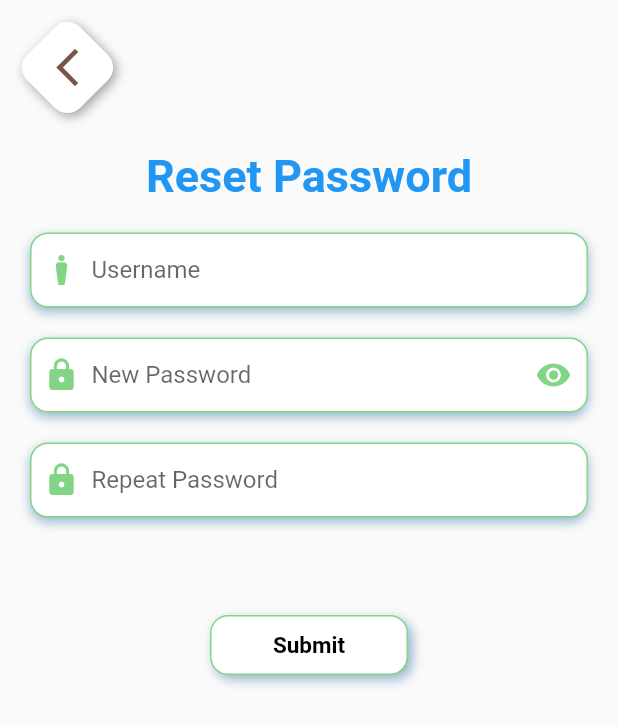
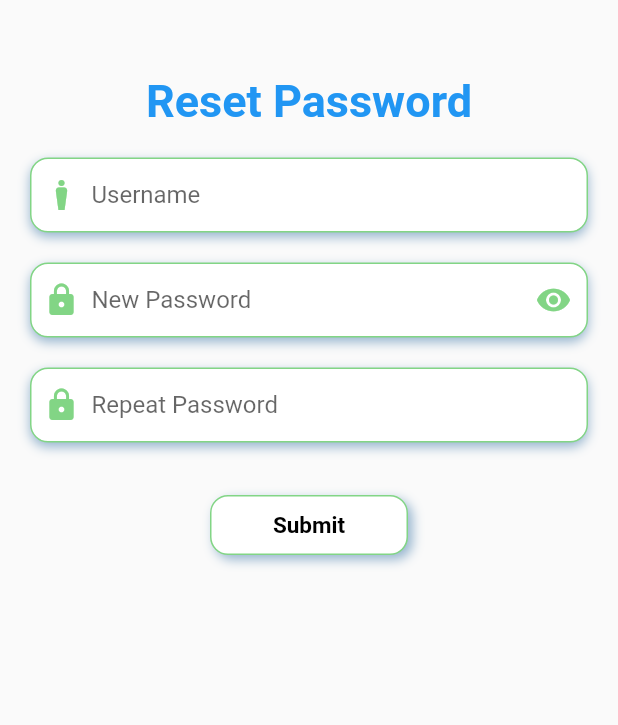
Before and after one commit to thaihoc123/Flutter_Final_ToDoApp, a Flutter app: the ResetPassPage screen opened directly, on a phone screen of 412 x 824 dp. Shown: the top 725 px of the screen. Run offline on Flutter 3.47's test engine with Material 2 defaults, Android fonts, the phone set to English and light mode, and no system bars; our stand-ins replace curved_navigation_bar, image_picker, shared_preferences; missing offline and left inert: email_otp; accounts and stored records are empty.

Commit message:
Update reset_pass_page.dart

```diff
--- a/lib/pages/reset_pass_page.dart
+++ b/lib/pages/reset_pass_page.dart
@@ -62,18 +62,12 @@ class _ResetPassPageState extends State<ResetPassPage> {
         return true;
       },
       child: Scaffold(
-          appBar: CustomAppBar(
-            showAvatar: false,
-            leftPressed: () {
-              Navigator.pop(context);
-            },
-            title: '',
-          ),
           body: Stack(
         children: [
           Positioned.fill(
             child: Padding(
-                  padding: const EdgeInsets.all(20.0),
+              padding: const EdgeInsets.all(20.0)
+                  .copyWith(top: MediaQuery.of(context).padding.top + 50),
               child: Column(children: [
                 const Text(
                   'Reset Password',
@@ -147,8 +141,7 @@ class _ResetPassPageState extends State<ResetPassPage> {
                   notification = 'Please insert new password';
                 } else if (newPassword != ResetPassPage) {
                   notification = 'Confirm Password is not match!';
-                    } else if (newPassword.length < 6 ||
-                        newPassword.length > 35) {
+                } else if (newPassword.length < 6 || newPassword.length > 35) {
                   notification = 'Password have be from 6 to 35 characters';
                 } else
                   setState(() {
```
Lines whose indentation alone changed are shown as unchanged.
